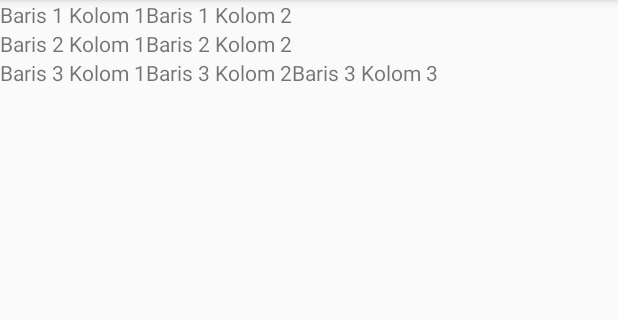
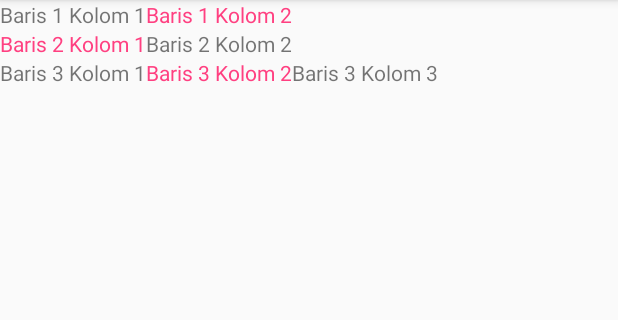
Before and after one commit to malikalichsan/layout-android, an Android app: the screen it shows after launch (MainActivity), on a phone screen of 412 x 824 dp, the part 84-404 px from its top. Run offline under Robolectric (Android 15) with nearby library versions, the phone set to English and light mode, and no system bars.

Commit message:
change textcolor

```diff
--- a/app/src/main/res/layout/activity_main.xml
+++ b/app/src/main/res/layout/activity_main.xml
@@ -16,7 +16,8 @@
         <TextView
             android:layout_width="wrap_content"
             android:layout_height="wrap_content"
-            android:text="Baris 1 Kolom 2" />
+            android:text="Baris 1 Kolom 2"
+            android:textColor="@color/colorAccent" />
 
     </TableRow>
 
@@ -25,7 +26,8 @@
         <TextView
             android:layout_width="wrap_content"
             android:layout_height="wrap_content"
-            android:text="Baris 2 Kolom 1" />
+            android:text="Baris 2 Kolom 1"
+            android:textColor="@color/colorAccent" />
 
         <TextView
             android:layout_width="wrap_content"
@@ -44,7 +46,8 @@
         <TextView
             android:layout_width="wrap_content"
             android:layout_height="wrap_content"
-            android:text="Baris 3 Kolom 2" />
+            android:text="Baris 3 Kolom 2"
+            android:textColor="@color/colorAccent" />
 
         <TextView
             android:layout_width="wrap_content"
```
